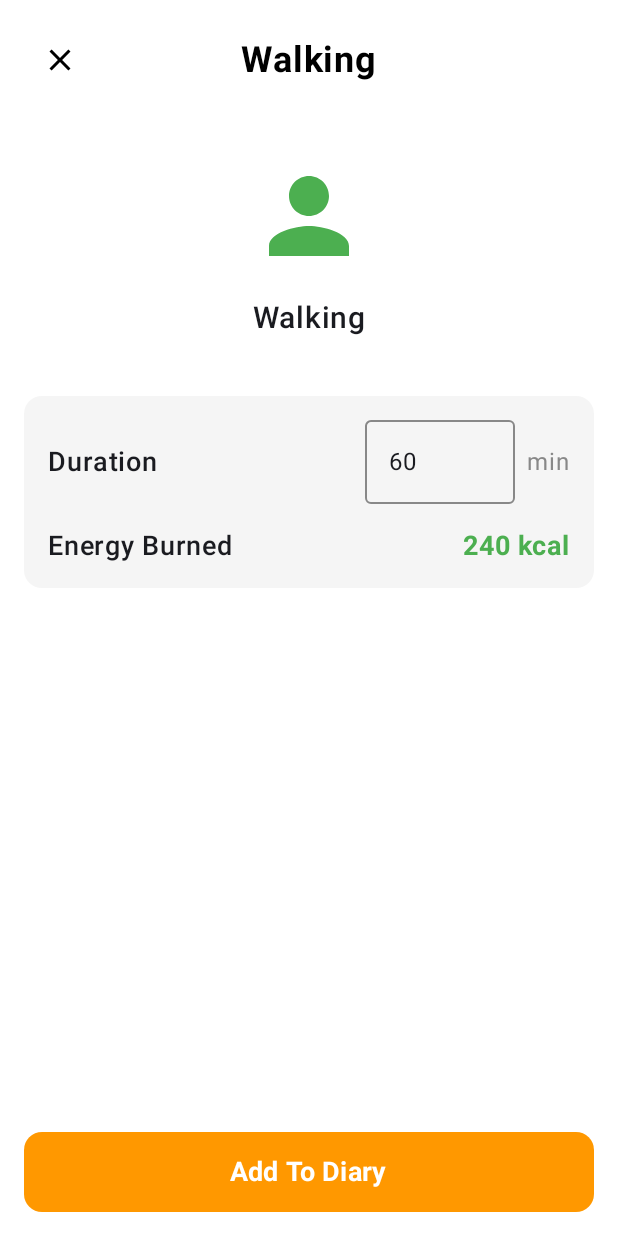
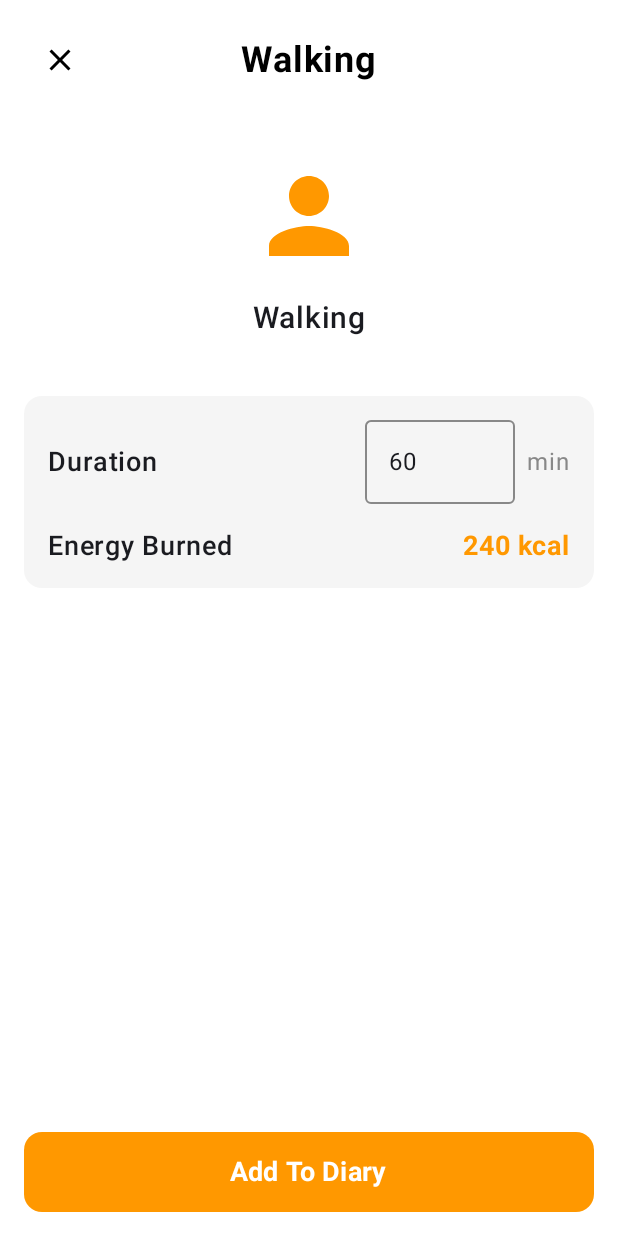
Before and after one commit to StayHalal01/EatPal, an Android app built with Jetpack Compose: the composable AddExerciseScreen shown on its own in the app's theme, after a tap on "Walking", on a phone screen of 412 x 824 dp. Run offline under Robolectric (Android 15) with nearby library versions, the phone set to English and light mode, and no system bars.

Commit message:
style : change add exercise accent color

```diff
--- a/app/src/main/java/com/example/eatpal/presentation/ui/screens/AddExerciseScreen.kt
+++ b/app/src/main/java/com/example/eatpal/presentation/ui/screens/AddExerciseScreen.kt
@@ -109,7 +109,7 @@ fun ExerciseListScreen(
                 modifier = Modifier.fillMaxWidth(),
                 shape = RoundedCornerShape(8.dp),
                 colors = OutlinedTextFieldDefaults.colors(
-                    focusedBorderColor = Color(0xFF4CAF50),
+                    focusedBorderColor = Color(0xFFFF9800),
                     unfocusedBorderColor = Color.Gray
                 )
             )
@@ -203,7 +203,7 @@ fun ExerciseDurationScreen(
                     imageVector = exercise.icon,
                     contentDescription = exercise.name,
                     modifier = Modifier.size(80.dp),
-                    tint = Color(0xFF4CAF50)
+                    tint = Color(0xFFFF9800)
                 )
                 Spacer(modifier = Modifier.height(16.dp))
                 Text(
@@ -245,7 +245,7 @@ fun ExerciseDurationScreen(
                                 keyboardOptions = KeyboardOptions(keyboardType = KeyboardType.Number),
                                 singleLine = true,
                                 colors = OutlinedTextFieldDefaults.colors(
-                                    focusedBorderColor = Color(0xFF4CAF50),
+                                    focusedBorderColor = Color(0xFFFF9800),
                                     unfocusedBorderColor = Color.Gray
                                 )
                             )
@@ -275,7 +275,7 @@ fun ExerciseDurationScreen(
                             text = "$calculatedCalories kcal",
                             fontSize = 18.sp,
                             fontWeight = FontWeight.Bold,
-                            color = Color(0xFF4CAF50)
+                            color = Color(0xFFFF9800)
                         )
                     }
                 }
@@ -338,7 +338,7 @@ fun ExerciseCard(
                 imageVector = exercise.icon,
                 contentDescription = exercise.name,
                 modifier = Modifier.size(40.dp),
-                tint = Color(0xFF4CAF50)
+                tint = Color(0xFFFF9800)
             )
             Spacer(modifier = Modifier.height(8.dp))
             Text(
@@ -362,7 +362,7 @@ fun TabButton(
         modifier = Modifier
             .clip(RoundedCornerShape(20.dp))
             .background(
-                if (isSelected) Color(0xFF4CAF50) else Color.Transparent
+                if (isSelected) Color(0xFFFF9800) else Color.Transparent
             )
             .clickable { onClick() }
             .padding(horizontal = 24.dp, vertical = 8.dp)
```
